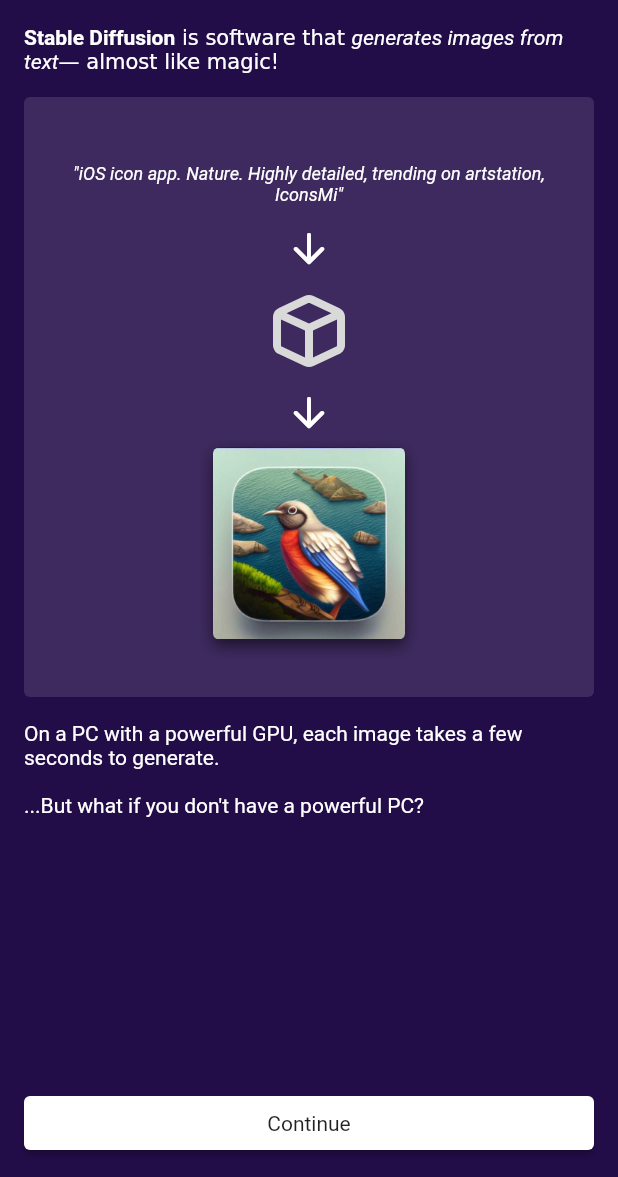
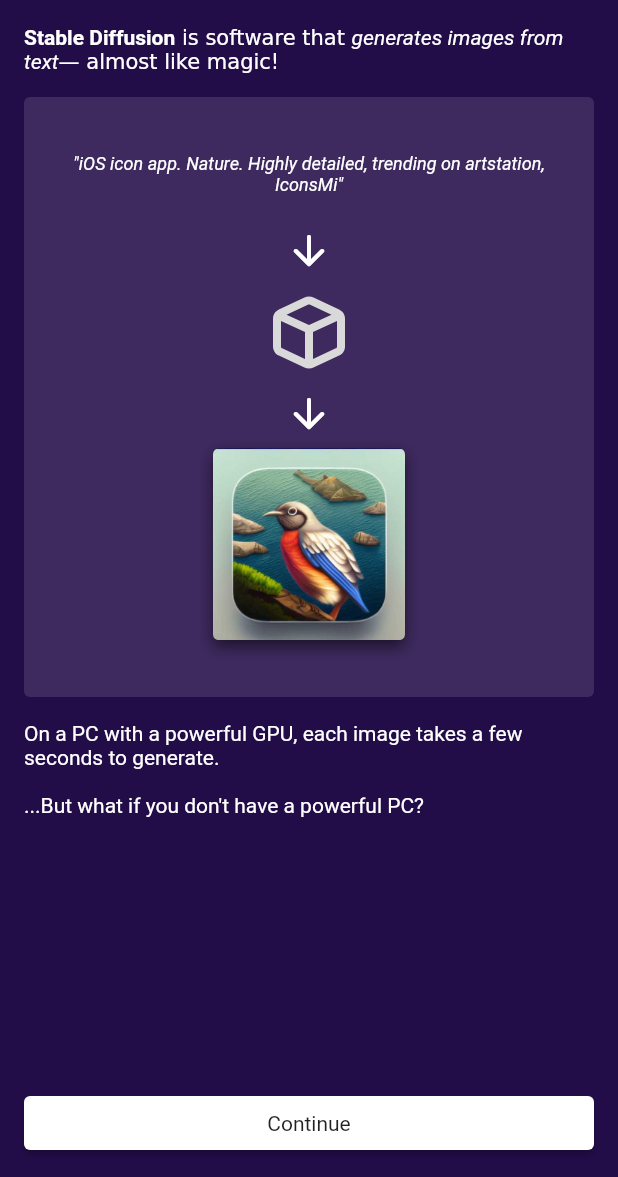
Before and after one commit to ndahlquist/stable-horde-flutter, a Flutter app: the screen it shows after launch, on a phone screen of 412 x 824 dp, the part 59-1236 px from its top. Run offline on Flutter 3.47's test engine with Material 2 defaults, Android fonts, the phone set to English and light mode, and no system bars; our stand-ins replace cached_network_image, expandable, firebase_core, firebase_remote_config, flutter_svg, google_fonts and 4 more; accounts and stored records are empty; generated files the repository leaves out were written again; Roboto replaces fonts that are missing (Ubuntu).

Commit message:
Minor fixes.

```diff
--- a/lib/pages/onboarding_page.dart
+++ b/lib/pages/onboarding_page.dart
@@ -117,6 +117,7 @@ class _OnboardingPageState extends State<OnboardingPage> {
                 'On a PC with a powerful GPU, each image takes a few seconds to generate.'),
             const SizedBox(height: 16),
             const Text("...But what if you don't have a powerful PC?"),
+            const SizedBox(height: 36),
           ],
         ),
       ),
@@ -161,7 +162,7 @@ class _OnboardingPageState extends State<OnboardingPage> {
                     text: 'free and community-driven',
                     style: TextStyle(fontWeight: FontWeight.bold),
                   ),
-                  TextSpan(text: ", please:"),
+                  TextSpan(text: ":"),
                 ],
               ),
             ),
@@ -173,6 +174,7 @@ class _OnboardingPageState extends State<OnboardingPage> {
             const Text(
               " - Consider contributing back to the community by running your own worker!",
             ),
+            const SizedBox(height: 36),
           ],
         ),
       ),
--- a/lib/widgets/onboarding_diffusion_animation.dart
+++ b/lib/widgets/onboarding_diffusion_animation.dart
@@ -66,17 +66,14 @@ class _OnboardingDiffusionAnimationState
                 duration: const Duration(milliseconds: 1000),
                 switchInCurve: Curves.easeInOut,
                 switchOutCurve: Curves.easeInOut,
-                child: SizedBox(
-                  key: ValueKey(_index),
-                  height: 40,
-                  child: Center(
-                    child: Text(
-                      _prompts.keys.elementAt(_index),
-                      style: const TextStyle(
-                          fontSize: 12, fontStyle: FontStyle.italic),
-                      textAlign: TextAlign.center,
-                    ),
+                child: Text(
+                  '${_prompts.keys.elementAt(_index)}\n\n',
+                  maxLines: 3,
+                  style: const TextStyle(
+                    fontSize: 12,
+                    fontStyle: FontStyle.italic,
                   ),
+                  textAlign: TextAlign.center,
                 ),
               ),
               const Spacer(),
```
